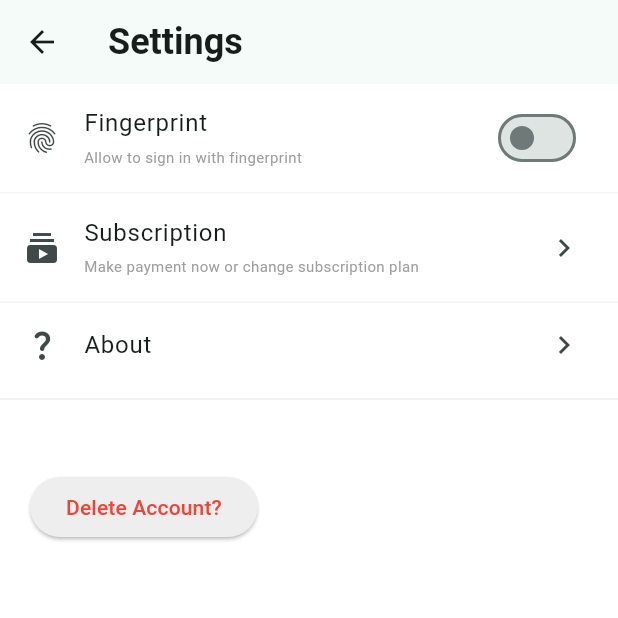
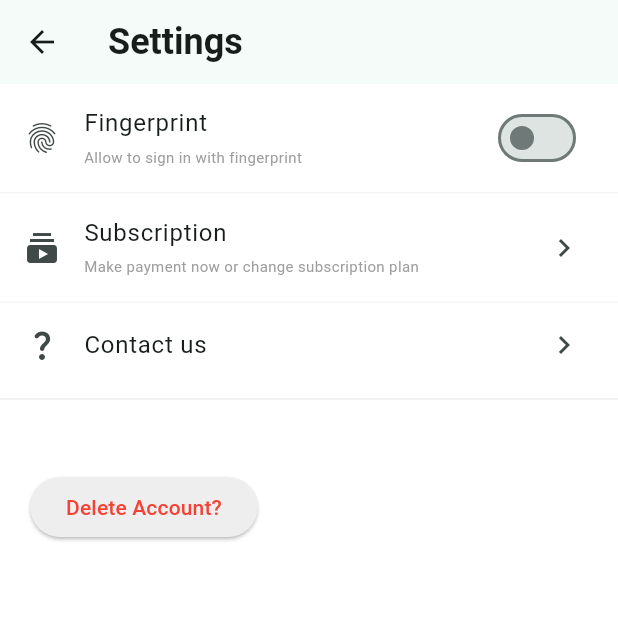
Before and after one commit to KalubaTech/smartteacher, a Flutter app: the SettingsScreen screen opened directly, on a phone screen of 412 x 824 dp, the top half of it. Run offline on Flutter 3.47's test engine with Material 3 defaults, Android fonts, the phone set to English and light mode, and no system bars; our stand-ins replace animate_do, animated_bottom_navigation_bar, cached_network_image, cloud_firestore, draggable_home, dropdown_search and 17 more; missing offline and left inert: admob_easy, docman, firebase_notifications_handler, flutter_timetable, image_picker_android, image_picker_platform_interface and 3 more; accounts and stored records are empty; Roboto replaces fonts that are missing (Gabarito).

```diff
--- a/lib/views/settings/settings_screen.dart
+++ b/lib/views/settings/settings_screen.dart
@@ -101,7 +101,7 @@ class _SettingsScreenState extends State<SettingsScreen> {
                 Get.to(()=>AboutUs(), transition: Transition.fade);
               },
               leading: Icon(Icons.question_mark_rounded),
-              title: Text('About'),
+              title: Text('Contact us'),
               trailing: Icon(Icons.chevron_right),
             ),
             Divider(color: Colors.grey.shade200,),
```
